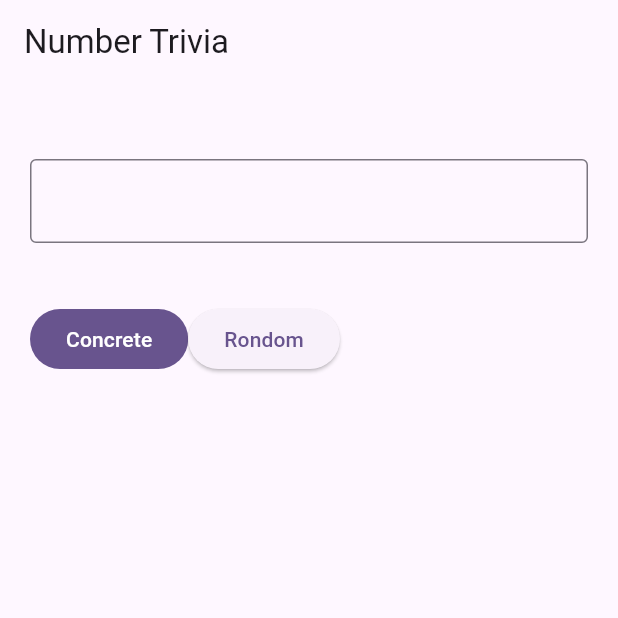
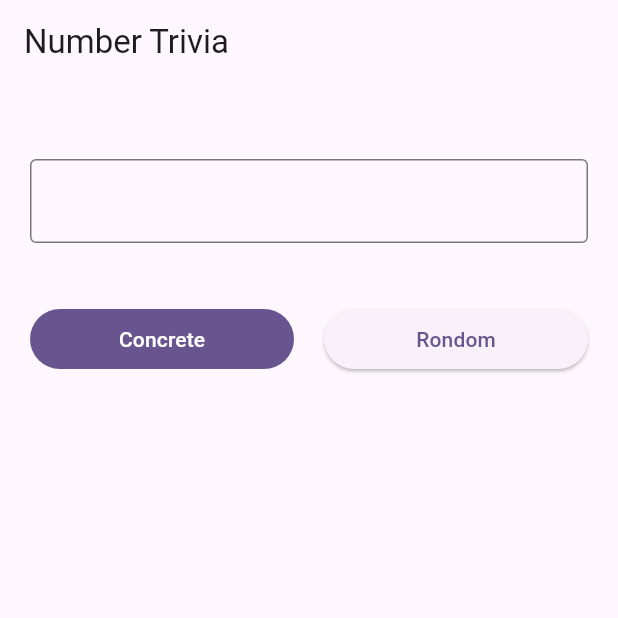
Before and after one commit to priyaranjan12345/bloc_auth, a Flutter app: the screen it shows after launch, on a phone screen of 412 x 824 dp, the top half of it. Run offline on Flutter 3.47's test engine with Material 3 defaults, Android fonts, the phone set to English and light mode, and no system bars; our stand-ins replace dartz, equatable, flutter_bloc, get_it, shared_preferences; missing offline and left inert: data_connection_checker_nulls.

Commit message:
🐛 fix: text controller no text found

```diff
--- a/lib/features/number_trival/presentation/view/number_trivia_view.dart
+++ b/lib/features/number_trival/presentation/view/number_trivia_view.dart
@@ -3,10 +3,15 @@ import 'package:flutter_bloc/flutter_bloc.dart';
 
 import '../bloc/bloc.dart';
 
-class NumberTriviaView extends StatelessWidget {
+class NumberTriviaView extends StatefulWidget {
   const NumberTriviaView({super.key});
 
-  TextEditingController get textController => TextEditingController();
+  @override
+  State<NumberTriviaView> createState() => _NumberTriviaViewState();
+}
+
+class _NumberTriviaViewState extends State<NumberTriviaView> {
+  final textController = TextEditingController();
 
   @override
   Widget build(BuildContext context) {
@@ -16,6 +21,7 @@ class NumberTriviaView extends StatelessWidget {
         vertical: 10,
       ),
       child: Column(
+        crossAxisAlignment: CrossAxisAlignment.stretch,
         children: [
           BlocBuilder<NumberTriviaBloc, NumberTriviaState>(
             builder: (context, state) => switch (state) {
@@ -23,9 +29,20 @@ class NumberTriviaView extends StatelessWidget {
               LoadingNumberTriviaState() => const Center(
                   child: CircularProgressIndicator.adaptive(),
                 ),
-              LoadedNumberTriviaState() => Text(
-                  "Result: ${state.trivia.number} ${state.trivia.text}",
-                  style: Theme.of(context).textTheme.displayMedium,
+              LoadedNumberTriviaState() => RichText(
+                  text: TextSpan(
+                    text: 'Result: ',
+                    style: DefaultTextStyle.of(context).style,
+                    children: <TextSpan>[
+                      TextSpan(
+                        text: '${state.trivia.number}',
+                        style: const TextStyle(
+                          fontWeight: FontWeight.bold,
+                        ),
+                      ),
+                      TextSpan(text: ' ${state.trivia.text}!'),
+                    ],
+                  ),
                 ),
               EmptyNumberTriviaState() => Text(
                   "Result: empty",
@@ -47,7 +64,7 @@ class NumberTriviaView extends StatelessWidget {
           const SizedBox(height: 40),
           Row(
             children: [
-              Flexible(
+              Expanded(
                 flex: 1,
                 child: FilledButton(
                   onPressed: () {
@@ -60,7 +77,8 @@ class NumberTriviaView extends StatelessWidget {
                   child: const Text("Concrete"),
                 ),
               ),
-              Flexible(
+              const SizedBox(width: 20),
+              Expanded(
                 flex: 1,
                 child: ElevatedButton(
                   onPressed: () {
@@ -78,3 +96,8 @@ class NumberTriviaView extends StatelessWidget {
     );
   }
 }
+
+// Text(
+//                   "Result: ${state.trivia.number} ${state.trivia.text}",
+//                   style: Theme.of(context).textTheme.displayMedium,
+//                 )
```
